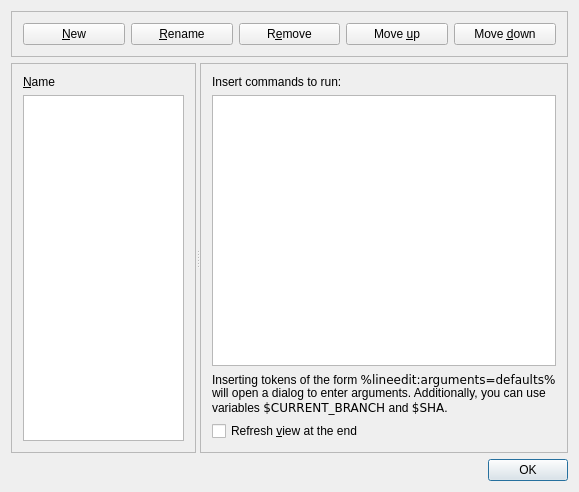
Qt form src/customaction.ui (TeLLie/qgit-os2) before a commit.
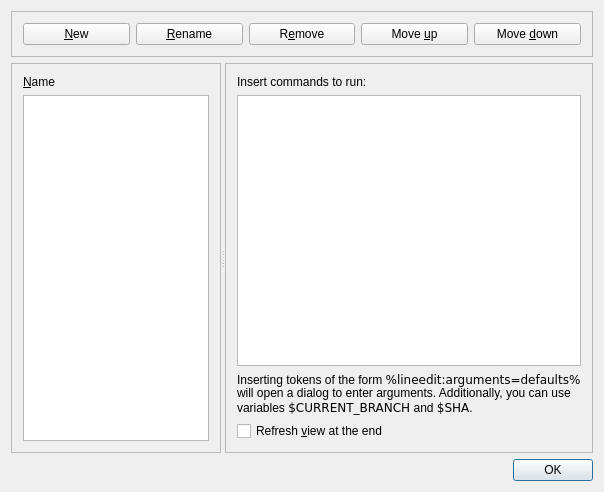
The same form after that commit. Icons and pictures are not drawn.

The edit to the form file:
```diff
--- a/src/customaction.ui
+++ b/src/customaction.ui
@@ -6,7 +6,7 @@
    <rect>
     <x>0</x>
     <y>0</y>
-    <width>579</width>
+    <width>604</width>
     <height>492</height>
    </rect>
   </property>
```
Left out of the diff: 29 changed lines with no effect on the pictures.
